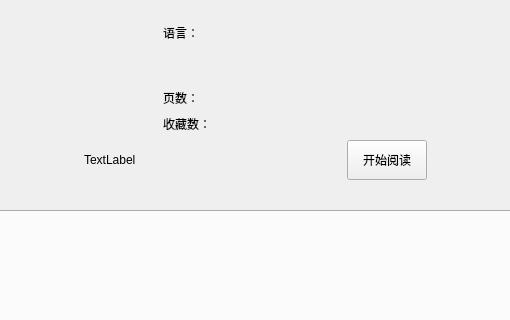
First picture: the form in ui/ui_book_info.ui, repository tonquer/ehentai-qt, before the edit; both pictures show x 164 to 674 and y 287 to 607 of the 838 by 724 pixel window.
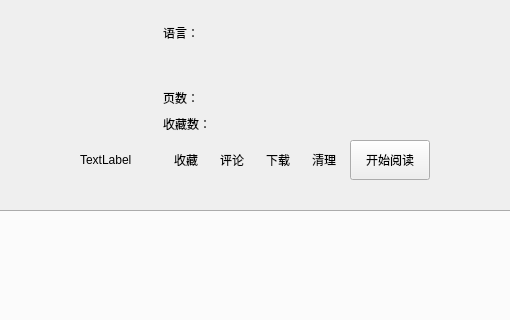
Second picture: the form after the edit. Icons and pictures are not drawn. Custom widgets are drawn as their Qt base class.

Patch:
```diff
--- a/ui/ui_book_info.ui
+++ b/ui/ui_book_info.ui
@@ -374,7 +374,7 @@
                 <string notr="true">background-color:transparent;</string>
                </property>
                <property name="text">
-                <string/>
+                <string>收藏</string>
                </property>
                <property name="icon">
                 <iconset resource="../res/images.qrc">
@@ -390,6 +390,9 @@
                <property name="checkable">
                 <bool>false</bool>
                </property>
+               <property name="toolButtonStyle">
+                <enum>Qt::ToolButtonTextBesideIcon</enum>
+               </property>
               </widget>
              </item>
              <item>
@@ -407,7 +410,7 @@
                 <string notr="true">background-color:transparent;</string>
                </property>
                <property name="text">
-                <string/>
+                <string>评论</string>
                </property>
                <property name="icon">
                 <iconset resource="../res/images.qrc">
@@ -439,7 +442,7 @@
                 <string notr="true">background-color:transparent;</string>
                </property>
                <property name="text">
-                <string/>
+                <string>下载</string>
                </property>
                <property name="icon">
                 <iconset resource="../res/images.qrc">
@@ -451,6 +454,35 @@
                  <height>50</height>
                 </size>
                </property>
+               <property name="toolButtonStyle">
+                <enum>Qt::ToolButtonTextBesideIcon</enum>
+               </property>
+              </widget>
+             </item>
+             <item>
+              <widget class="QToolButton" name="clearButton">
+               <property name="minimumSize">
+                <size>
+                 <width>40</width>
+                 <height>40</height>
+                </size>
+               </property>
+               <property name="text">
+                <string>清理</string>
+               </property>
+               <property name="icon">
+                <iconset resource="../../18comic-new/res/images.qrc">
+                 <normaloff>:/png/icon/clear_off.png</normaloff>:/png/icon/clear_off.png</iconset>
+               </property>
+               <property name="iconSize">
+                <size>
+                 <width>50</width>
+                 <height>50</height>
+                </size>
+               </property>
+               <property name="toolButtonStyle">
+                <enum>Qt::ToolButtonTextBesideIcon</enum>
+               </property>
               </widget>
              </item>
              <item>
@@ -562,11 +594,6 @@
    <header location="global">component.scroll_area.smooth_scroll_area.h</header>
    <container>1</container>
   </customwidget>
-  <customwidget>
-   <class>ComicListWidget</class>
-   <extends>QListWidget</extends>
-   <header location="global">component.list.comic_list_widget.h</header>
-  </customwidget>
   <customwidget>
    <class>TagListWidget</class>
    <extends>QListWidget</extends>
@@ -577,6 +604,11 @@
    <extends>QToolButton</extends>
    <header location="global">component.button.icon_tool_button.h</header>
   </customwidget>
+  <customwidget>
+   <class>ComicListWidget</class>
+   <extends>QListWidget</extends>
+   <header location="global">component.list.comic_list_widget.h</header>
+  </customwidget>
  </customwidgets>
  <resources>
   <include location="../res/images.qrc"/>
```
Left out of the diff: 26 changed lines with no effect on the pictures.
